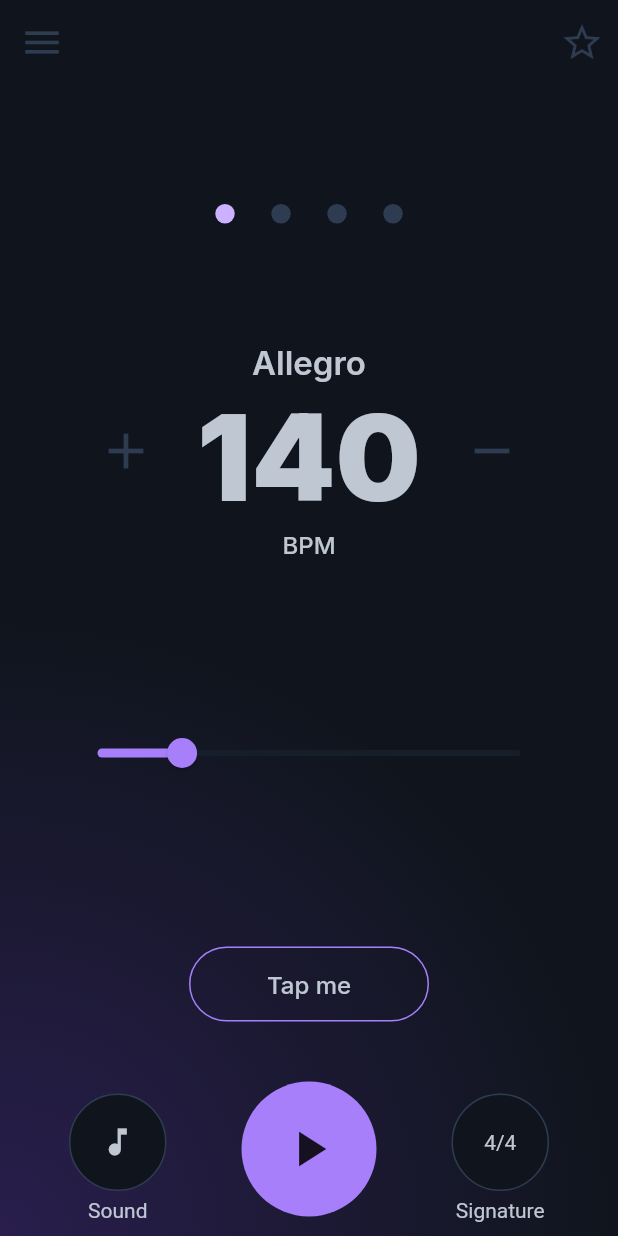
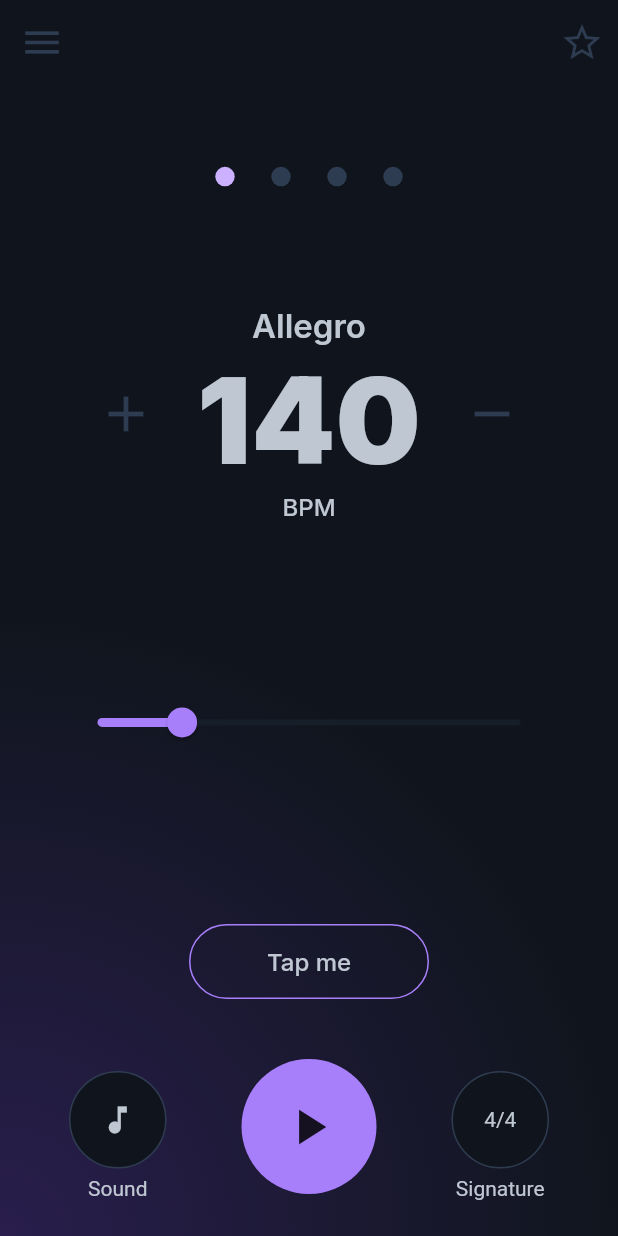
Before and after one commit to janhoffmann3/metronome_app, a Flutter app: the screen it shows after launch, on a phone screen of 412 x 824 dp. Run offline on Flutter 3.47's test engine with Material 2 defaults, Android fonts, the phone set to English and light mode, and no system bars; our stand-ins replace flutter_riverpod, google_fonts.

Commit message:
responsivness added

```diff
--- a/lib/pages/main_page.dart
+++ b/lib/pages/main_page.dart
@@ -1,6 +1,5 @@
 import 'package:flutter/material.dart';
 import 'package:flutter_riverpod/flutter_riverpod.dart';
-import 'package:flutter_svg/svg.dart';
 import 'package:metronome_app/resources/values/app_colors.dart';
 import 'package:metronome_app/resources/values/app_fonts.dart';
 import 'package:metronome_app/resources/values/app_sizes.dart';
@@ -39,10 +38,10 @@ class MainPage extends ConsumerWidget {
                 iconSize: AppSizes.iconSize,
               )
             ]),
-        body: Column(children: [
-          const SizedBox(
-            height: 80,
-          ),
+        body: Column(
+            mainAxisAlignment: MainAxisAlignment.spaceBetween,
+            children: [
+              Spacer(flex: 1),
               Center(
                 child: SizedBox(
                   width: 125,
@@ -54,30 +53,35 @@ class MainPage extends ConsumerWidget {
                             width: 13,
                             height: 13,
                             decoration: const BoxDecoration(
-                            borderRadius: BorderRadius.all(Radius.circular(10)),
+                                borderRadius:
+                                    BorderRadius.all(Radius.circular(10)),
                                 color: AppColors.primary300)),
                         Container(
                             width: 13,
                             height: 13,
                             decoration: const BoxDecoration(
-                            borderRadius: BorderRadius.all(Radius.circular(10)),
+                                borderRadius:
+                                    BorderRadius.all(Radius.circular(10)),
                                 color: AppColors.secondary500)),
                         Container(
                             width: 13,
                             height: 13,
                             decoration: const BoxDecoration(
-                            borderRadius: BorderRadius.all(Radius.circular(10)),
+                                borderRadius:
+                                    BorderRadius.all(Radius.circular(10)),
                                 color: AppColors.secondary500)),
                         Container(
                             width: 13,
                             height: 13,
                             decoration: const BoxDecoration(
-                            borderRadius: BorderRadius.all(Radius.circular(10)),
+                                borderRadius:
+                                    BorderRadius.all(Radius.circular(10)),
                                 color: AppColors.secondary500))
                       ]),
                 ),
               ),
               const SizedBox(height: 80),
+              //Spacer(flex: 1),
               Center(
                 child: SizedBox(
                   width: 300,
@@ -114,7 +118,7 @@ class MainPage extends ConsumerWidget {
                   ),
                 ),
               ),
-          const SizedBox(height: 106),
+              const Spacer(flex: 2),
               Center(
                 child: SizedBox(
                   width: 330,
@@ -126,7 +130,8 @@ class MainPage extends ConsumerWidget {
                       child: Slider(value: 0.2, onChanged: (value) {})),
                 ),
               ),
-          const SizedBox(height: 105),
+              //const SizedBox(height: 105),
+              const Spacer(flex: 2),
               Center(
                 child: GestureDetector(
                   child: Container(
@@ -153,7 +158,8 @@ class MainPage extends ConsumerWidget {
                       child: Container(
                         decoration: const BoxDecoration(
                             color: AppColors.primary400,
-                        borderRadius: BorderRadius.all(Radius.circular(50))),
+                            borderRadius:
+                                BorderRadius.all(Radius.circular(50))),
                         child: const Icon(
                           Icons.play_arrow,
                           size: 40,
@@ -189,7 +195,8 @@ class MainPage extends ConsumerWidget {
                                   margin: const EdgeInsets.only(top: 5),
                                   child: const Text(
                                     "Sound",
-                                style: TextStyle(color: AppColors.secondary200),
+                                    style: TextStyle(
+                                        color: AppColors.secondary200),
                                   ),
                                 )
                               ],
@@ -209,8 +216,8 @@ class MainPage extends ConsumerWidget {
                                     child: Text(
                                       "4/4",
                                       textAlign: TextAlign.center,
-                                  style:
-                                      TextStyle(color: AppColors.secondary200),
+                                      style: TextStyle(
+                                          color: AppColors.secondary200),
                                     ),
                                   ),
                                 ),
@@ -218,7 +225,8 @@ class MainPage extends ConsumerWidget {
                                   margin: const EdgeInsets.only(top: 5),
                                   child: const Text(
                                     "Signature",
-                                style: TextStyle(color: AppColors.secondary200),
+                                    style: TextStyle(
+                                        color: AppColors.secondary200),
                                   ),
                                 )
                               ],
@@ -227,6 +235,9 @@ class MainPage extends ConsumerWidget {
                     ),
                   ),
                 ]),
+              ),
+              const SizedBox(
+                height: 20,
               )
             ]),
       ),
```
Lines whose indentation alone changed are shown as unchanged.
